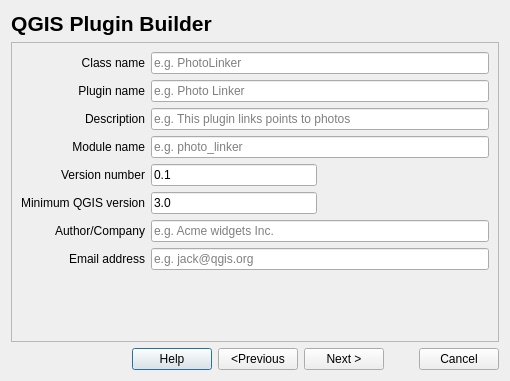
g-sherman/Qgis-Plugin-Builder, file plugin_builder_dialog_base.ui: the form before one commit.
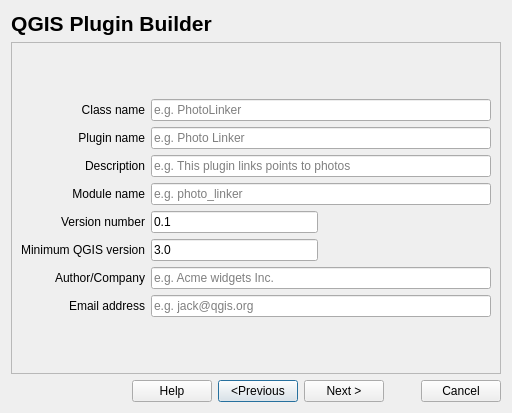
The form after the commit.

Patch:
```diff
--- a/plugin_builder_dialog_base.ui
+++ b/plugin_builder_dialog_base.ui
@@ -6,8 +6,8 @@
    <rect>
     <x>0</x>
     <y>0</y>
-    <width>510</width>
-    <height>381</height>
+    <width>512</width>
+    <height>413</height>
    </rect>
   </property>
   <property name="windowTitle">
@@ -17,6 +17,13 @@
    <bool>false</bool>
   </property>
   <layout class="QGridLayout" name="gridLayout">
+   <item row="2" column="1">
+    <widget class="QPushButton" name="prev_button">
+     <property name="text">
+      <string>&lt;Previous</string>
+     </property>
+    </widget>
+   </item>
    <item row="0" column="0">
     <widget class="QLabel" name="title_label">
      <property name="text">
@@ -41,20 +48,6 @@
      </property>
     </widget>
    </item>
-   <item row="2" column="1">
-    <widget class="QPushButton" name="prev_button">
-     <property name="text">
-      <string>&lt;Previous</string>
-     </property>
-    </widget>
-   </item>
-   <item row="2" column="2">
-    <widget class="QPushButton" name="next_button">
-     <property name="text">
-      <string>Next &gt;</string>
-     </property>
-    </widget>
-   </item>
    <item row="2" column="3">
     <widget class="QDialogButtonBox" name="button_box2">
      <property name="standardButtons">
@@ -62,6 +55,13 @@
      </property>
     </widget>
    </item>
+   <item row="2" column="2">
+    <widget class="QPushButton" name="next_button">
+     <property name="text">
+      <string>Next &gt;</string>
+     </property>
+    </widget>
+   </item>
    <item row="1" column="0" colspan="4">
     <widget class="QStackedWidget" name="stackedWidget">
      <property name="frameShape">
@@ -75,8 +75,8 @@
      </property>
      <widget class="QWidget" name="page0">
       <layout class="QGridLayout" name="gridLayout_3">
-       <item row="6" column="0">
-        <widget class="QLabel" name="author_label">
+       <item row="3" column="1" colspan="2">
+        <widget class="QLineEdit" name="description">
          <property name="minimumSize">
           <size>
            <width>0</width>
@@ -89,18 +89,20 @@
            <height>16777215</height>
           </size>
          </property>
+         <property name="toolTip">
+          <string>A one-liner description of the plugin that appears in the Plugin
+Manager e.g. &quot;The photo linker plugin lets you link photos to
+points.&quot;</string>
+         </property>
          <property name="text">
-          <string>Author/Company</string>
+          <string/>
          </property>
-         <property name="alignment">
-          <set>Qt::AlignRight|Qt::AlignTrailing|Qt::AlignVCenter</set>
-         </property>
-         <property name="buddy">
-          <cstring>author</cstring>
+         <property name="placeholderText">
+          <string>e.g. This plugin links points to photos</string>
          </property>
         </widget>
        </item>
-       <item row="4" column="0">
+       <item row="5" column="0">
         <widget class="QLabel" name="plugin_version_label">
          <property name="minimumSize">
           <size>
@@ -125,11 +127,11 @@
          </property>
         </widget>
        </item>
-       <item row="5" column="1">
-        <widget class="QLineEdit" name="qgis_minimum_version">
+       <item row="7" column="0">
+        <widget class="QLabel" name="author_label">
          <property name="minimumSize">
           <size>
-           <width>60</width>
+           <width>0</width>
            <height>0</height>
           </size>
          </property>
@@ -139,18 +141,120 @@
            <height>16777215</height>
           </size>
          </property>
+         <property name="text">
+          <string>Author/Company</string>
+         </property>
+         <property name="alignment">
+          <set>Qt::AlignRight|Qt::AlignTrailing|Qt::AlignVCenter</set>
+         </property>
+         <property name="buddy">
+          <cstring>author</cstring>
+         </property>
+        </widget>
+       </item>
+       <item row="4" column="1" colspan="2">
+        <widget class="QLineEdit" name="module_name">
+         <property name="minimumSize">
+          <size>
+           <width>0</width>
+           <height>0</height>
+          </size>
+         </property>
+         <property name="maximumSize">
+          <size>
+           <width>16777215</width>
+           <height>16777215</height>
+          </size>
+         </property>
          <property name="toolTip">
-          <string>Minimum QGIS minor version required for this plugin to work e.g. 3.0</string>
+          <string>This is the python module name for your plugin. It should be lower case
+underscore separated e.g. photo_linker.</string>
          </property>
          <property name="text">
-          <string>3.0</string>
+          <string/>
          </property>
          <property name="placeholderText">
-          <string>e.g. 3.0</string>
+          <string>e.g. photo_linker</string>
          </property>
         </widget>
        </item>
-       <item row="0" column="0">
+       <item row="3" column="0">
+        <widget class="QLabel" name="description_label">
+         <property name="minimumSize">
+          <size>
+           <width>0</width>
+           <height>0</height>
+          </size>
+         </property>
+         <property name="maximumSize">
+          <size>
+           <width>16777215</width>
+           <height>16777215</height>
+          </size>
+         </property>
+         <property name="text">
+          <string>Description</string>
+         </property>
+         <property name="alignment">
+          <set>Qt::AlignRight|Qt::AlignTrailing|Qt::AlignVCenter</set>
+         </property>
+         <property name="buddy">
+          <cstring>description</cstring>
+         </property>
+        </widget>
+       </item>
+       <item row="2" column="1" colspan="2">
+        <widget class="QLineEdit" name="title">
+         <property name="minimumSize">
+          <size>
+           <width>0</width>
+           <height>0</height>
+          </size>
+         </property>
+         <property name="maximumSize">
+          <size>
+           <width>16777215</width>
+           <height>16777215</height>
+          </size>
+         </property>
+         <property name="toolTip">
+          <string>This is the name for your plugin that will be displayed in the QGIS
+Plugin Manager and the Plugins menu e.g. Photo Linker</string>
+         </property>
+         <property name="text">
+          <string/>
+         </property>
+         <property name="placeholderText">
+          <string>e.g. Photo Linker</string>
+         </property>
+        </widget>
+       </item>
+       <item row="2" column="0">
+        <widget class="QLabel" name="plugin_name_label">
+         <property name="minimumSize">
+          <size>
+           <width>0</width>
+           <height>0</height>
+          </size>
+         </property>
+         <property name="maximumSize">
+          <size>
+           <width>16777215</width>
+           <height>16777215</height>
+          </size>
+         </property>
+         <property name="text">
+          <string>Plugin name</string>
+         </property>
+         <property name="alignment">
+          <set>Qt::AlignRight|Qt::AlignTrailing|Qt::AlignVCenter</set>
+         </property>
+         <property name="buddy">
+          <cstring>title</cstring>
+         </property>
+        </widget>
+       </item>
+       <item row="1" column="0">
         <widget class="QLabel" name="class_name_label">
          <property name="minimumSize">
           <size>
@@ -175,11 +279,11 @@
          </property>
         </widget>
        </item>
-       <item row="1" column="0">
-        <widget class="QLabel" name="plugin_name_label">
+       <item row="6" column="1">
+        <widget class="QLineEdit" name="qgis_minimum_version">
          <property name="minimumSize">
           <size>
-           <width>0</width>
+           <width>60</width>
            <height>0</height>
           </size>
          </property>
@@ -189,19 +293,19 @@
            <height>16777215</height>
           </size>
          </property>
+         <property name="toolTip">
+          <string>Minimum QGIS minor version required for this plugin to work e.g. 3.0</string>
+         </property>
          <property name="text">
-          <string>Plugin name</string>
+          <string>3.0</string>
          </property>
-         <property name="alignment">
-          <set>Qt::AlignRight|Qt::AlignTrailing|Qt::AlignVCenter</set>
+         <property name="placeholderText">
+          <string>e.g. 3.0</string>
          </property>
-         <property name="buddy">
-          <cstring>title</cstring>
-         </property>
         </widget>
        </item>
-       <item row="2" column="0">
-        <widget class="QLabel" name="description_label">
+       <item row="8" column="1" colspan="2">
+        <widget class="QLineEdit" name="email_address">
          <property name="minimumSize">
           <size>
            <width>0</width>
@@ -214,44 +318,45 @@
            <height>16777215</height>
           </size>
          </property>
+         <property name="toolTip">
+          <string>&lt;html&gt;&lt;head/&gt;&lt;body&gt;&lt;p&gt;Your email address (used in the copyright header) e.g. jack@qgis&lt;/p&gt;&lt;p&gt;.org&lt;/p&gt;&lt;/body&gt;&lt;/html&gt;</string>
+         </property>
          <property name="text">
-          <string>Description</string>
+          <string/>
          </property>
-         <property name="alignment">
-          <set>Qt::AlignRight|Qt::AlignTrailing|Qt::AlignVCenter</set>
+         <property name="placeholderText">
+          <string>e.g. jack@qgis.org</string>
          </property>
-         <property name="buddy">
-          <cstring>description</cstring>
-         </property>
         </widget>
        </item>
-       <item row="5" column="0">
-        <widget class="QLabel" name="qgis_minimum_version_label">
-         <property name="minimumSize">
+       <item row="5" column="2">
+        <spacer name="horizontalSpacer_2">
+         <property name="orientation">
+          <enum>Qt::Horizontal</enum>
+         </property>
+         <property name="sizeHint" stdset="0">
           <size>
-           <width>0</width>
-           <height>0</height>
+           <width>40</width>
+           <height>20</height>
           </size>
          </property>
-         <property name="maximumSize">
+        </spacer>
+       </item>
+       <item row="6" column="2">
+        <spacer name="horizontalSpacer">
+         <property name="orientation">
+          <enum>Qt::Horizontal</enum>
+         </property>
+         <property name="sizeHint" stdset="0">
           <size>
-           <width>16777215</width>
-           <height>16777215</height>
+           <width>40</width>
+           <height>20</height>
           </size>
          </property>
-         <property name="text">
-          <string>Minimum QGIS version</string>
-         </property>
-         <property name="alignment">
-          <set>Qt::AlignRight|Qt::AlignTrailing|Qt::AlignVCenter</set>
-         </property>
-         <property name="buddy">
-          <cstring>qgis_minimum_version</cstring>
-         </property>
-        </widget>
+        </spacer>
        </item>
-       <item row="3" column="0">
-        <widget class="QLabel" name="module_name_label">
+       <item row="8" column="0">
+        <widget class="QLabel" name="email_address_label">
          <property name="minimumSize">
           <size>
            <width>0</width>
@@ -265,17 +370,17 @@
           </size>
          </property>
          <property name="text">
-          <string>Module name</string>
+          <string>Email address</string>
          </property>
          <property name="alignment">
           <set>Qt::AlignRight|Qt::AlignTrailing|Qt::AlignVCenter</set>
          </property>
          <property name="buddy">
-          <cstring>module_name</cstring>
+          <cstring>email_address</cstring>
          </property>
         </widget>
        </item>
-       <item row="8" column="1">
+       <item row="9" column="1">
         <spacer name="verticalSpacer_2">
          <property name="orientation">
           <enum>Qt::Vertical</enum>
@@ -288,7 +393,7 @@
          </property>
         </spacer>
        </item>
-       <item row="4" column="1">
+       <item row="5" column="1">
         <widget class="QLineEdit" name="plugin_version">
          <property name="minimumSize">
           <size>
@@ -314,163 +419,7 @@
          </property>
         </widget>
        </item>
-       <item row="7" column="0">
-        <widget class="QLabel" name="email_address_label">
-         <property name="minimumSize">
-          <size>
-           <width>0</width>
-           <height>0</height>
-          </size>
-         </property>
-         <property name="maximumSize">
-          <size>
-           <width>16777215</width>
-           <height>16777215</height>
-          </size>
-         </property>
-         <property name="text">
-          <string>Email address</string>
-         </property>
-         <property name="alignment">
-          <set>Qt::AlignRight|Qt::AlignTrailing|Qt::AlignVCenter</set>
-         </property>
-         <property name="buddy">
-          <cstring>email_address</cstring>
-         </property>
-        </widget>
-       </item>
-       <item row="5" column="2">
-        <spacer name="horizontalSpacer">
-         <property name="orientation">
-          <enum>Qt::Horizontal</enum>
-         </property>
-         <property name="sizeHint" stdset="0">
-          <size>
-           <width>40</width>
-           <height>20</height>
-          </size>
-         </property>
-        </spacer>
-       </item>
-       <item row="4" column="2">
-        <spacer name="horizontalSpacer_2">
-         <property name="orientation">
-          <enum>Qt::Horizontal</enum>
-         </property>
-         <property name="sizeHint" stdset="0">
-          <size>
-           <width>40</width>
-           <height>20</height>
-          </size>
-         </property>
-        </spacer>
-       </item>
-       <item row="0" column="1" colspan="2">
-        <widget class="QLineEdit" name="class_name">
-         <property name="minimumSize">
-          <size>
-           <width>0</width>
-           <height>0</height>
-          </size>
-         </property>
-         <property name="maximumSize">
-          <size>
-           <width>16777215</width>
-           <height>16777215</height>
-          </size>
-         </property>
-         <property name="toolTip">
-          <string>This is the Python class name for your plugin.
-It should be in CamelCase e.g. PhotoLinker.</string>
-         </property>
-         <property name="text">
-          <string></string>
-         </property>
-         <property name="placeholderText">
-          <string>e.g. PhotoLinker</string>
-         </property>
-        </widget>
-       </item>
-       <item row="1" column="1" colspan="2">
-        <widget class="QLineEdit" name="title">
-         <property name="minimumSize">
-          <size>
-           <width>0</width>
-           <height>0</height>
-          </size>
-         </property>
-         <property name="maximumSize">
-          <size>
-           <width>16777215</width>
-           <height>16777215</height>
-          </size>
-         </property>
-         <property name="toolTip">
-          <string>This is the name for your plugin that will be displayed in the QGIS
-Plugin Manager and the Plugins menu e.g. Photo Linker</string>
-         </property>
-         <property name="text">
-          <string></string>
-         </property>
-         <property name="placeholderText">
-          <string>e.g. Photo Linker</string>
-         </property>
-        </widget>
-       </item>
-       <item row="2" column="1" colspan="2">
-        <widget class="QLineEdit" name="description">
-         <property name="minimumSize">
-          <size>
-           <width>0</width>
-           <height>0</height>
-          </size>
-         </property>
-         <property name="maximumSize">
-          <size>
-           <width>16777215</width>
-           <height>16777215</height>
-          </size>
-         </property>
-         <property name="toolTip">
-          <string>A one-liner description of the plugin that appears in the Plugin
-Manager e.g. &quot;The photo linker plugin lets you link photos to
-points.&quot;</string>
-         </property>
-         <property name="text">
-          <string></string>
-         </property>
-         <property name="placeholderText">
-          <string>e.g. This plugin links points to photos</string>
-         </property>
-        </widget>
-       </item>
-       <item row="3" column="1" colspan="2">
-        <widget class="QLineEdit" name="module_name">
-         <property name="minimumSize">
-          <size>
-           <width>0</width>
-           <height>0</height>
-          </size>
-         </property>
-         <property name="maximumSize">
-          <size>
-           <width>16777215</width>
-           <height>16777215</height>
-          </size>
-         </property>
-         <property name="toolTip">
-          <string>This is the python module name for your plugin. It should be lower case
-underscore separated e.g. photo_linker.</string>
-         </property>
-         <property name="text">
-          <string></string>
-         </property>
-         <property name="placeholderText">
-          <string>e.g. photo_linker</string>
-         </property>
-        </widget>
-       </item>
-       <item row="6" column="1" colspan="2">
+       <item row="7" column="1" colspan="2">
         <widget class="QLineEdit" name="author">
          <property name="minimumSize">
           <size>
@@ -489,15 +438,65 @@
 Acme Corp.</string>
          </property>
          <property name="text">
-          <string></string>
+          <string/>
          </property>
          <property name="placeholderText">
           <string>e.g. Acme widgets Inc.</string>
          </property>
         </widget>
        </item>
-       <item row="7" column="1" colspan="2">
-        <widget class="QLineEdit" name="email_address">
+       <item row="4" column="0">
+        <widget class="QLabel" name="module_name_label">
+         <property name="minimumSize">
+          <size>
+           <width>0</width>
+           <height>0</height>
+          </size>
+         </property>
+         <property name="maximumSize">
+          <size>
+           <width>16777215</width>
+           <height>16777215</height>
+          </size>
+         </property>
+         <property name="text">
+          <string>Module name</string>
+         </property>
+         <property name="alignment">
+          <set>Qt::AlignRight|Qt::AlignTrailing|Qt::AlignVCenter</set>
+         </property>
+         <property name="buddy">
+          <cstring>module_name</cstring>
+         </property>
+        </widget>
+       </item>
+       <item row="6" column="0">
+        <widget class="QLabel" name="qgis_minimum_version_label">
+         <property name="minimumSize">
+          <size>
+           <width>0</width>
+           <height>0</height>
+          </size>
+         </property>
+         <property name="maximumSize">
+          <size>
+           <width>16777215</width>
+           <height>16777215</height>
+          </size>
+         </property>
+         <property name="text">
+          <string>Minimum QGIS version</string>
+         </property>
+         <property name="alignment">
+          <set>Qt::AlignRight|Qt::AlignTrailing|Qt::AlignVCenter</set>
+         </property>
+         <property name="buddy">
+          <cstring>qgis_minimum_version</cstring>
+         </property>
+        </widget>
+       </item>
+       <item row="1" column="1" colspan="2">
+        <widget class="QLineEdit" name="class_name">
          <property name="minimumSize">
           <size>
            <width>0</width>
@@ -511,16 +510,30 @@
           </size>
          </property>
          <property name="toolTip">
-          <string>&lt;html&gt;&lt;head/&gt;&lt;body&gt;&lt;p&gt;Your email address (used in the copyright header) e.g. jack@qgis&lt;/p&gt;&lt;p&gt;.org&lt;/p&gt;&lt;/body&gt;&lt;/html&gt;</string>
+          <string>This is the Python class name for your plugin.
+It should be in CamelCase e.g. PhotoLinker.</string>
          </property>
          <property name="text">
-          <string></string>
+          <string/>
          </property>
          <property name="placeholderText">
-          <string>e.g. jack@qgis.org</string>
+          <string>e.g. PhotoLinker</string>
          </property>
         </widget>
        </item>
+       <item row="0" column="1">
+        <spacer name="verticalSpacer_4">
+         <property name="orientation">
+          <enum>Qt::Vertical</enum>
+         </property>
+         <property name="sizeHint" stdset="0">
+          <size>
+           <width>20</width>
+           <height>40</height>
+          </size>
+         </property>
+        </spacer>
+       </item>
       </layout>
       <zorder>qgis_minimum_version</zorder>
       <zorder>description</zorder>
@@ -541,6 +554,7 @@
       <zorder>verticalSpacer_2</zorder>
       <zorder>horizontalSpacer</zorder>
       <zorder>horizontalSpacer_2</zorder>
+      <zorder>verticalSpacer_4</zorder>
      </widget>
      <widget class="QWidget" name="page">
       <layout class="QGridLayout" name="gridLayout_7">
@@ -564,7 +578,7 @@
              <string/>
             </property>
             <property name="plainText">
-             <string>This is the port of Plugin Builder to QGIS 3 API</string>
+             <string>Provide a brief description of the plugin and its purpose.</string>
             </property>
             <property name="tabStopWidth">
              <number>80</number>
@@ -970,6 +984,104 @@
       <zorder>optional_items_label_2</zorder>
       <zorder>frame</zorder>
      </widget>
+     <widget class="QWidget" name="page_4">
+      <widget class="QLabel" name="output_directory_label">
+       <property name="geometry">
+        <rect>
+         <x>30</x>
+         <y>20</y>
+         <width>430</width>
+         <height>16</height>
+        </rect>
+       </property>
+       <property name="font">
+        <font>
+         <weight>75</weight>
+         <bold>true</bold>
+        </font>
+       </property>
+       <property name="text">
+        <string>Select Output Directory</string>
+       </property>
+       <property name="alignment">
+        <set>Qt::AlignCenter</set>
+       </property>
+      </widget>
+      <widget class="QLabel" name="label">
+       <property name="geometry">
+        <rect>
+         <x>40</x>
+         <y>80</y>
+         <width>411</width>
+         <height>31</height>
+        </rect>
+       </property>
+       <property name="text">
+        <string>Your plugin is ready to be generated. Select the output directory.</string>
+       </property>
+       <property name="wordWrap">
+        <bool>true</bool>
+       </property>
+      </widget>
+      <widget class="QLineEdit" name="output_directory">
+       <property name="geometry">
+        <rect>
+         <x>50</x>
+         <y>130</y>
+         <width>381</width>
+         <height>21</height>
+        </rect>
+       </property>
+      </widget>
+      <widget class="QToolButton" name="btn_select_output">
+       <property name="geometry">
+        <rect>
+         <x>430</x>
+         <y>130</y>
+         <width>26</width>
+         <height>22</height>
+        </rect>
+       </property>
+       <property name="text">
+        <string>...</string>
+       </property>
+      </widget>
+      <widget class="QLabel" name="label_2">
+       <property name="geometry">
+        <rect>
+         <x>50</x>
+         <y>180</y>
+         <width>391</width>
+         <height>51</height>
+        </rect>
+       </property>
+       <property name="text">
+        <string>Your plugin will be created in the selected location, using the module name for the name of the subdirectory.</string>
+       </property>
+       <property name="wordWrap">
+        <bool>true</bool>
+       </property>
+      </widget>
+      <widget class="QLabel" name="lbl_full_output_path">
+       <property name="geometry">
+        <rect>
+         <x>20</x>
+         <y>240</y>
+         <width>441</width>
+         <height>51</height>
+        </rect>
+       </property>
+       <property name="text">
+        <string/>
+       </property>
+       <property name="alignment">
+        <set>Qt::AlignCenter</set>
+       </property>
+       <property name="wordWrap">
+        <bool>true</bool>
+       </property>
+      </widget>
+     </widget>
     </widget>
    </item>
   </layout>
```
